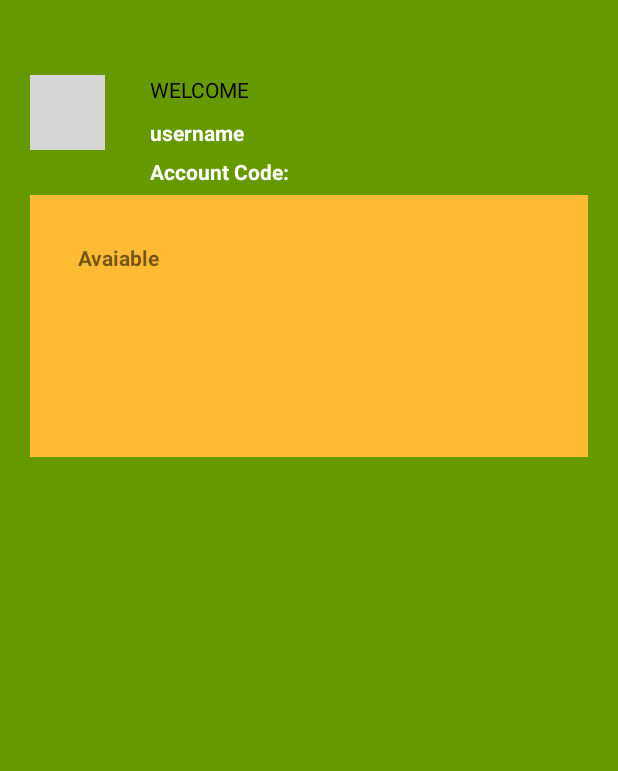
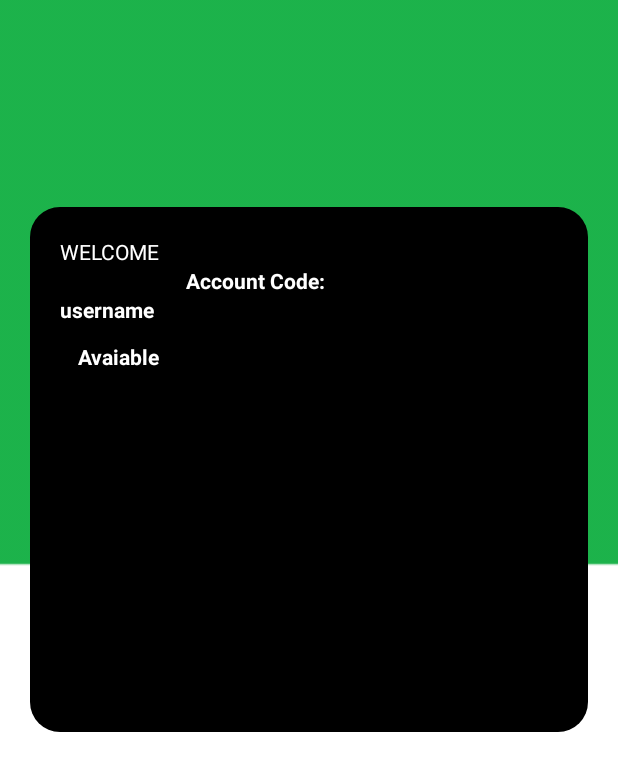
Before and after one commit to ricopomps/TransactionPay, an Android app: the layout activity_main.xml on its own in the app's theme, with its tools: preview values and no code run, on a phone screen of 412 x 824 dp. Shown: the top 771 px of the screen. Run offline under Robolectric (Android 15) with nearby library versions, the light colour scheme and no system bars; grey boxes are pictures that could not be loaded.

Commit message:
Layout changes

```diff
--- /dev/null
+++ b/TransactionPay/app/src/main/res/drawable/shape.xml
@@ -0,0 +1,27 @@
+<shape
+    xmlns:android="http://schemas.android.com/apk/res/android"
+    android:shape="rectangle"   >
+
+    <solid
+        android:color="@color/colorBlack" >
+
+
+    </solid>
+
+    <stroke
+        android:width="0dp"
+        android:color="@color/colorEmerald" >
+    </stroke>
+
+    <padding
+        android:left="5dp"
+        android:top="5dp"
+        android:right="5dp"
+        android:bottom="5dp"    >
+    </padding>
+
+    <corners
+        android:radius="20dp"   >
+    </corners>
+
+</shape>
--- a/TransactionPay/app/src/main/res/layout/activity_main.xml
+++ b/TransactionPay/app/src/main/res/layout/activity_main.xml
@@ -4,63 +4,59 @@
     xmlns:tools="http://schemas.android.com/tools"
     android:layout_width="match_parent"
     android:layout_height="match_parent"
-    android:background="@android:color/holo_green_dark"
+    android:background="@drawable/background5"
     tools:context=".MainActivity">
 
 
-    <ImageView
-        android:id="@+id/imageView"
-        android:layout_width="50dp"
-        android:layout_height="50dp"
+    <LinearLayout
+        android:id="@+id/balance"
+        android:layout_width="0dp"
+        android:layout_height="350dp"
         android:layout_marginStart="20dp"
-        android:layout_marginTop="50dp"
+        android:radius="40dp"
+        android:layout_marginEnd="20dp"
+        android:background="@drawable/shape"
+        android:onClick="trigger"
+        android:orientation="vertical"
+        android:padding="20dp"
+        app:layout_constraintBottom_toTopOf="@+id/mainActivityRecyclerView"
+        app:layout_constraintEnd_toEndOf="parent"
+        app:layout_constraintHorizontal_bias="1.0"
         app:layout_constraintStart_toStartOf="parent"
         app:layout_constraintTop_toTopOf="parent"
-        tools:srcCompat="@tools:sample/avatars" />
+        app:layout_constraintVertical_bias="0.325">
 
         <TextView
             android:id="@+id/textView3"
             android:layout_width="wrap_content"
+            android:textColor="@color/colorWhite"
             android:layout_height="wrap_content"
-        android:layout_marginStart="30dp"
-        android:layout_marginTop="50dp"
             android:text="WELCOME"
-        android:textColor="@android:color/primary_text_light"
-        app:layout_constraintStart_toEndOf="@+id/imageView"
-        app:layout_constraintTop_toTopOf="parent" />
+           />
+
+        <TextView
+            android:id="@+id/accountCode"
+            android:layout_width="wrap_content"
+            android:layout_height="wrap_content"
+            android:layout_marginStart="84dp"
+            android:text="Account Code: "
+            android:textColor="@color/colorWhite"
+            android:textStyle="bold" />
 
         <TextView
             android:id="@+id/usernameShow"
             android:layout_width="wrap_content"
             android:layout_height="wrap_content"
-        android:layout_marginStart="30dp"
-        android:layout_marginTop="9dp"
             android:text="username"
             android:textColor="@color/colorWhite"
-        android:textStyle="bold"
-        app:layout_constraintStart_toEndOf="@+id/imageView"
-        app:layout_constraintTop_toBottomOf="@+id/textView3" />
-
-    <LinearLayout
-        android:id="@+id/balance"
-        android:layout_width="0dp"
-        android:layout_height="wrap_content"
-        android:layout_marginStart="20dp"
-        android:layout_marginTop="30dp"
-        android:layout_marginEnd="20dp"
-        android:background="@android:color/holo_orange_light"
-        android:onClick="trigger"
-        android:orientation="vertical"
-        android:padding="20dp"
-        app:layout_constraintEnd_toEndOf="parent"
-        app:layout_constraintStart_toStartOf="parent"
-        app:layout_constraintTop_toBottomOf="@+id/imageView">
+            android:textStyle="bold" />
 
         <TextView
             android:id="@+id/textView5"
             android:layout_width="wrap_content"
             android:layout_height="wrap_content"
             android:padding="12dp"
+            android:textColor="@color/colorWhite"
             android:text="Avaiable"
             android:textStyle="bold" />
 
@@ -71,6 +67,7 @@
             android:layout_height="wrap_content"
             android:gravity="center"
             android:padding="12dp"
+            android:textColor="@color/colorWhite"
             android:textSize="50dp"
             android:textStyle="bold" />
 
@@ -81,23 +78,11 @@
         android:id="@+id/mainActivityRecyclerView"
         android:layout_width="wrap_content"
         android:layout_height="wrap_content"
+        android:layout_marginBottom="50dp"
         android:foregroundGravity="center"
         app:layout_constraintBottom_toBottomOf="parent"
         app:layout_constraintEnd_toEndOf="@id/balance"
-        app:layout_constraintStart_toStartOf="@id/balance"
-        app:layout_constraintTop_toBottomOf="@id/balance" />
-
-    <TextView
-        android:id="@+id/accountCode"
-        android:layout_width="wrap_content"
-        android:layout_height="wrap_content"
-        android:layout_marginStart="30dp"
-        android:text="Account Code: "
-        android:textColor="@color/colorWhite"
-        android:textStyle="bold"
-        app:layout_constraintBottom_toTopOf="@+id/balance"
-        app:layout_constraintStart_toEndOf="@+id/imageView"
-        app:layout_constraintTop_toBottomOf="@+id/usernameShow" />
+        app:layout_constraintStart_toStartOf="@id/balance" />
 
 
 </androidx.constraintlayout.widget.ConstraintLayout>
--- a/TransactionPay/app/src/main/res/layout/layout.xml
+++ b/TransactionPay/app/src/main/res/layout/layout.xml
@@ -14,7 +14,7 @@
         android:layout_height="100dp"
         android:orientation="vertical"
         app:layout_constraintStart_toStartOf="parent"
-        android:background="@android:color/holo_blue_bright"
+        android:background="@drawable/shape"
         app:layout_constraintTop_toTopOf="parent">
 
 
@@ -22,6 +22,7 @@
             android:id="@+id/layoutText"
             android:layout_width="match_parent"
             android:layout_height="match_parent"
+            android:textColor="@color/colorWhite"
             android:gravity="center_vertical|center"
             android:text="TextView"
 
--- a/TransactionPay/app/src/main/res/values/colors.xml
+++ b/TransactionPay/app/src/main/res/values/colors.xml
@@ -5,4 +5,11 @@
     <color name="colorAccent">#03DAC5</color>
     <color name="colorWhite">#FFFFFF</color>
     <color name="colorRed">#FF0000</color>
+    <color name="colorTurquoise">#40e0d0</color>
+    <color name="colorPaleGreen">#98FB98</color>
+    <color name="colorEmerald">#50C878</color>
+    <color name="colorPurple">#8A2BE2</color>
+    <color name="colorBlack">#000000</color>
+
+
 </resources>
--- a/TransactionPay/app/src/main/res/values/styles.xml
+++ b/TransactionPay/app/src/main/res/values/styles.xml
@@ -1,10 +1,8 @@
 <resources>
     <!-- Base application theme. -->
-    <style name="AppTheme" parent="Theme.AppCompat.Light.DarkActionBar">
+    <style name="AppTheme" parent="Theme.AppCompat.Light.NoActionBar">
         <!-- Customize your theme here. -->
-        <item name="colorPrimary">@color/colorPrimary</item>
-        <item name="colorPrimaryDark">@color/colorPrimaryDark</item>
-        <item name="colorAccent">@color/colorAccent</item>
+
     </style>
 
 </resources>
```
Also changed, not shown: TransactionPay/app/src/main/res/drawable/buttonshape.xml (added, +25 -0 lines), TransactionPay/app/src/main/res/layout/activity_history.xml (+8 -3 lines), TransactionPay/app/src/main/res/layout/activity_login.xml (+31 -10 lines), TransactionPay/app/src/main/res/layout/activity_receipt.xml (+13 -4 lines), TransactionPay/app/src/main/res/layout/activity_sign_in.xml (+33 -10 lines), TransactionPay/app/src/main/res/layout/activity_transactions.xml (+44 -5 lines), TransactionPay/app/src/main/res/layout/history_layout.xml (+6 -1 lines), TransactionPay/app/src/main/res/drawable/background.png (added), TransactionPay/app/src/main/res/drawable/background2.png (added), TransactionPay/app/src/main/res/drawable/background3.png (added), TransactionPay/app/src/main/res/drawable/background4.png (added), TransactionPay/app/src/main/res/drawable/background5.png (added), TransactionPay/app/src/main/res/drawable/backgroundfullgreen.png (added). Lines whose indentation alone changed are shown as unchanged.
